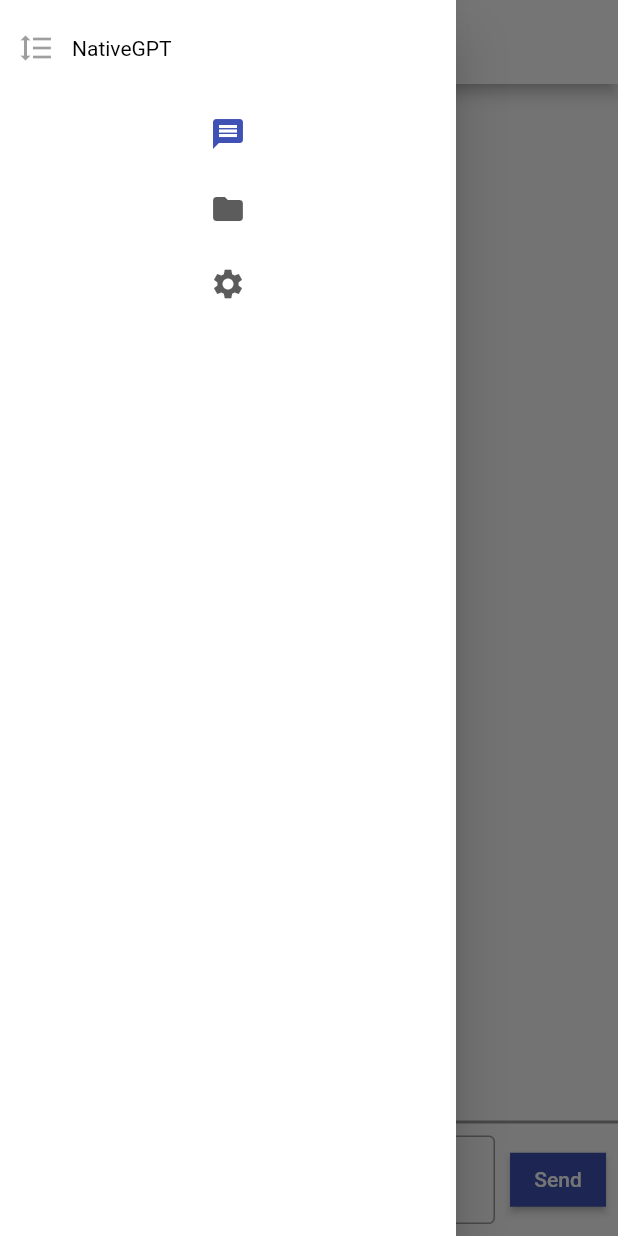
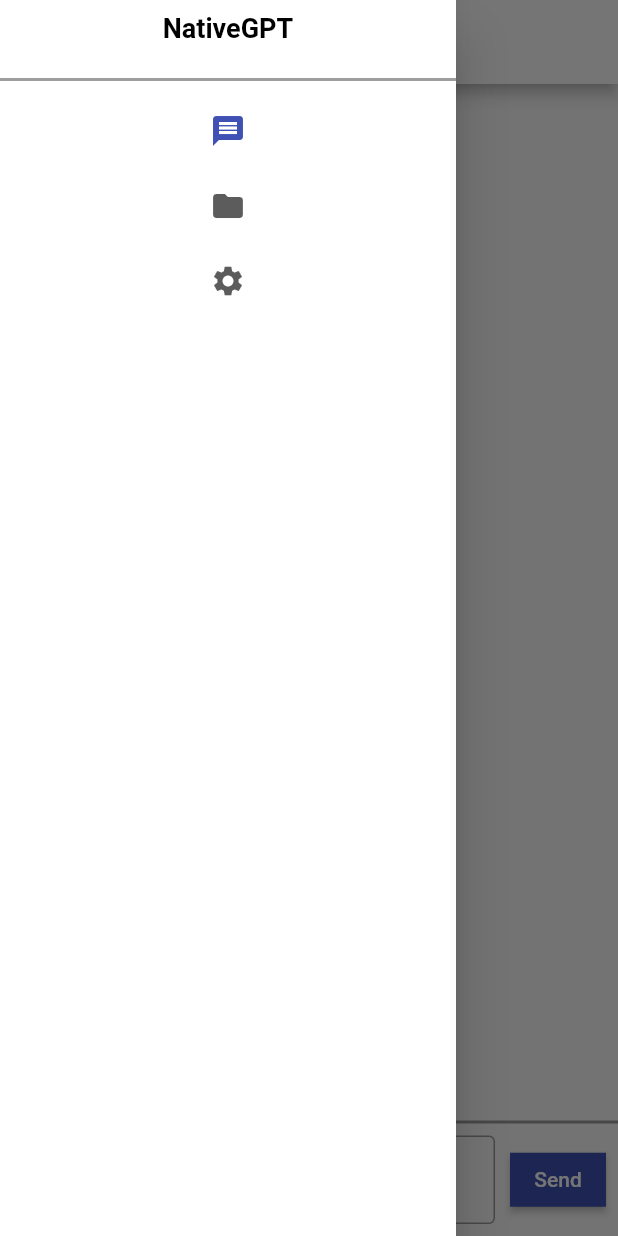
Before and after one commit to roeland-frans/nativegpt, a Flutter app: the screen it shows after launch, with the side drawer open, on a phone screen of 412 x 824 dp. Run offline on Flutter 3.47's test engine with Material 2 defaults, Android fonts, the phone set to English and light mode, and no system bars.

Commit message:
UI edits

```diff
--- a/lib/app.dart
+++ b/lib/app.dart
@@ -7,6 +7,7 @@ import 'package:testtextapp/ui/history.dart';
 import 'package:testtextapp/ui/page.dart';
 import 'package:testtextapp/ui/theme.dart';
 import 'package:testtextapp/event_stream.dart';
+
 
 
 class MyApp extends StatelessWidget {
@@ -21,6 +22,7 @@ class MyApp extends StatelessWidget {
         themeColorSecondary: AppThemeData.themeColorSecondary,
         themeColorAccent: AppThemeData.themeColorAccent,
         themeColorBase: AppThemeData.themeColorBase,
+        textColor: AppThemeData.textColor,
       ),
     );
   }
@@ -44,7 +46,7 @@ class _MyHomePageState extends State<MyHomePage> {
   String text = "me";
   @override
   Widget build(BuildContext context) {
-    String pagetitle = "9";
+    String pagetitle = "placeholder";
     Widget page;
     switch (selectedIndex) {
       case 0:
@@ -69,10 +71,16 @@ class _MyHomePageState extends State<MyHomePage> {
             appBar: AppBar(title: Text(pagetitle)),
             drawer: Drawer(
               child: NavigationRail(
-                leading: Row(
+                leading: Column(
                   children: [
-                    const IconButton(icon: Icon(Icons.format_line_spacing), onPressed: null),
-                    const Text("NativeGPT"),
+                    Row(
+                      mainAxisAlignment: MainAxisAlignment.center,
+                      children: [
+                        const Text("NativeGPT", style: TextStyle(fontWeight: FontWeight.bold, fontSize: 18)),
+                      ],
+                    ),
+                    SizedBox(height: 24,),
+                    const Divider(thickness: 2, height: 1, color: Colors.black38,),
                   ],
                 ),
                 extended: constraints.maxWidth >= 600,
--- a/lib/ui/page.dart
+++ b/lib/ui/page.dart
@@ -84,14 +84,19 @@ class KnowledgeBasePage extends StatelessWidget{
 
   @override
   Widget build(BuildContext context) {
-    return Column(
+    return Scaffold(
+      floatingActionButtonLocation: FloatingActionButtonLocation.centerTop,
+      body: Column(
         mainAxisAlignment: MainAxisAlignment.center,
         children: <Widget>[
           const Text(
             'Placeholder',
           ),
         ],
+      ),
+      floatingActionButton: FloatingActionButton(onPressed: () {  },),
     );
+
   }
 }
 
--- a/lib/ui/theme.dart
+++ b/lib/ui/theme.dart
@@ -7,6 +7,7 @@ class AppThemeData {
   static Color themeColorSecondary = Colors.indigo;
   static Color themeColorAccent = Colors.indigoAccent;
   static Color themeColorBase = Colors.grey;
+  static Color textColor = Colors.black;
 
   void themeChange() {
     themeColorMain = Colors.blue;
@@ -19,11 +20,13 @@ class AppTheme extends StatelessWidget{
   final Color themeColorSecondary;
   final Color themeColorAccent;
   final Color themeColorBase;
+  final Color textColor;
   AppTheme({
     required this.themeColorMain,
     required this.themeColorSecondary,
     required this.themeColorAccent,
-    required this.themeColorBase});
+    required this.themeColorBase,
+    required this.textColor});
 
   @override
   Widget build(BuildContext context) {
@@ -41,7 +44,7 @@ class AppTheme extends StatelessWidget{
               color: themeColorBase
             ),
             titleTextStyle: TextStyle(
-              color: themeColorBase,
+              color: textColor,
               fontWeight: FontWeight.bold,
               fontSize: 18
             )),
```
Lines whose indentation alone changed are shown as unchanged.
